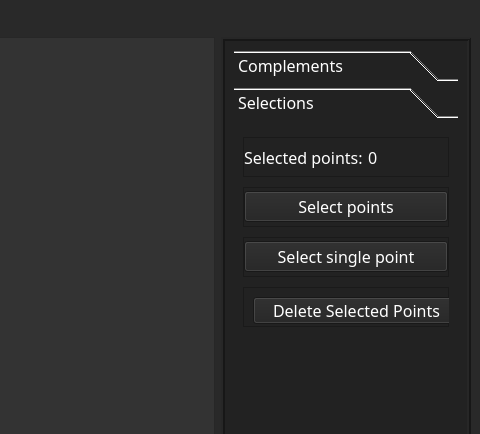
MateuszRumin/PWSZ_3IS_2024_ZPI_P3_G3, file UI2.ui: the form before one commit; both pictures show x 528 to 1008 and y 0 to 434 of the 1008 by 744 pixel window.
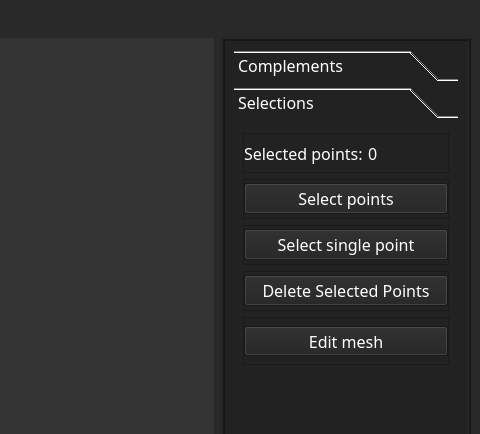
The form after the commit.

Commit message: add create mesh and selection version 1.9

Patch:
```diff
--- a/UI2.ui
+++ b/UI2.ui
@@ -247,14 +247,14 @@
            <rect>
             <x>0</x>
             <y>0</y>
-            <width>224</width>
-            <height>220</height>
+            <width>220</width>
+            <height>250</height>
            </rect>
           </property>
           <property name="minimumSize">
            <size>
             <width>206</width>
-            <height>100</height>
+            <height>250</height>
            </size>
           </property>
           <property name="maximumSize">
@@ -433,6 +433,21 @@
               <enum>QFrame::Raised</enum>
              </property>
              <layout class="QHBoxLayout" name="horizontalLayout_2">
+              <property name="spacing">
+               <number>0</number>
+              </property>
+              <property name="leftMargin">
+               <number>0</number>
+              </property>
+              <property name="topMargin">
+               <number>0</number>
+              </property>
+              <property name="rightMargin">
+               <number>0</number>
+              </property>
+              <property name="bottomMargin">
+               <number>0</number>
+              </property>
               <item>
                <widget class="QPushButton" name="delete_selected_points_button">
                 <property name="enabled">
@@ -440,8 +455,8 @@
                 </property>
                 <property name="minimumSize">
                  <size>
-                  <width>207</width>
-                  <height>27</height>
+                  <width>0</width>
+                  <height>0</height>
                  </size>
                 </property>
                 <property name="text">
@@ -452,6 +467,52 @@
              </layout>
             </widget>
            </item>
+           <item>
+            <widget class="QFrame" name="frame_2">
+             <property name="frameShape">
+              <enum>QFrame::StyledPanel</enum>
+             </property>
+             <property name="frameShadow">
+              <enum>QFrame::Raised</enum>
+             </property>
+             <layout class="QHBoxLayout" name="horizontalLayout_4">
+              <property name="spacing">
+               <number>0</number>
+              </property>
+              <property name="leftMargin">
+               <number>0</number>
+              </property>
+              <property name="topMargin">
+               <number>0</number>
+              </property>
+              <property name="rightMargin">
+               <number>0</number>
+              </property>
+              <property name="bottomMargin">
+               <number>0</number>
+              </property>
+              <item>
+               <widget class="QPushButton" name="edit_meshBtn">
+                <property name="minimumSize">
+                 <size>
+                  <width>0</width>
+                  <height>30</height>
+                 </size>
+                </property>
+                <property name="maximumSize">
+                 <size>
+                  <width>300</width>
+                  <height>30</height>
+                 </size>
+                </property>
+                <property name="text">
+                 <string>Edit mesh</string>
+                </property>
+               </widget>
+              </item>
+             </layout>
+            </widget>
+           </item>
           </layout>
          </widget>
          <widget class="QWidget" name="page_convert_to_mesh">
```
Left out of the diff: 10 changed lines with no effect on the pictures. The commit also changes 11 other files.
